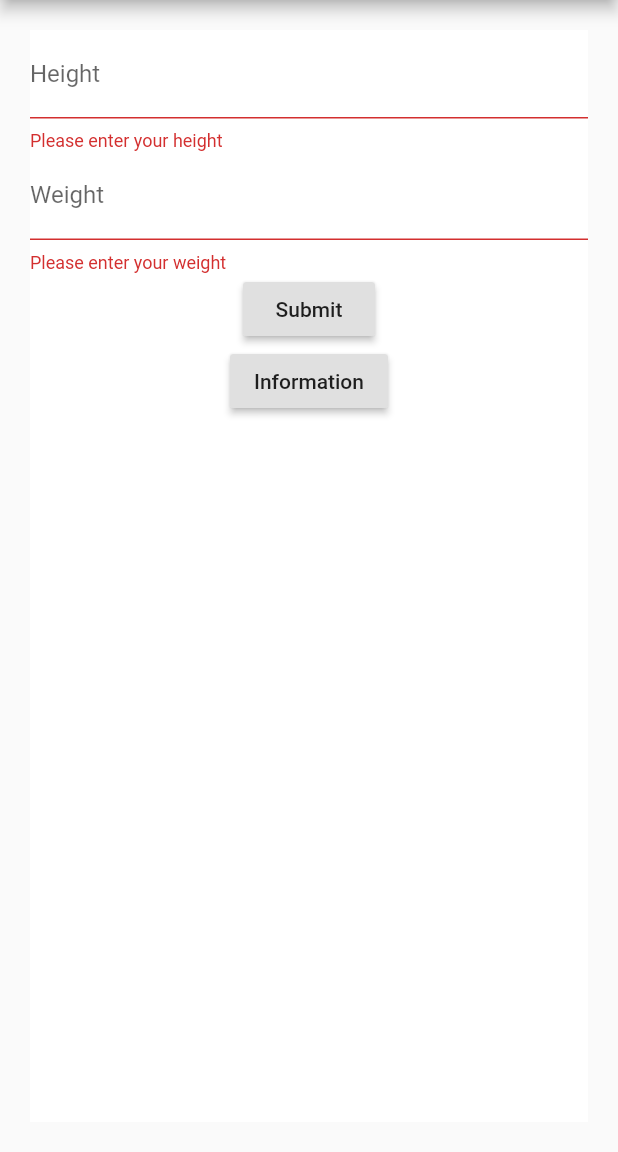
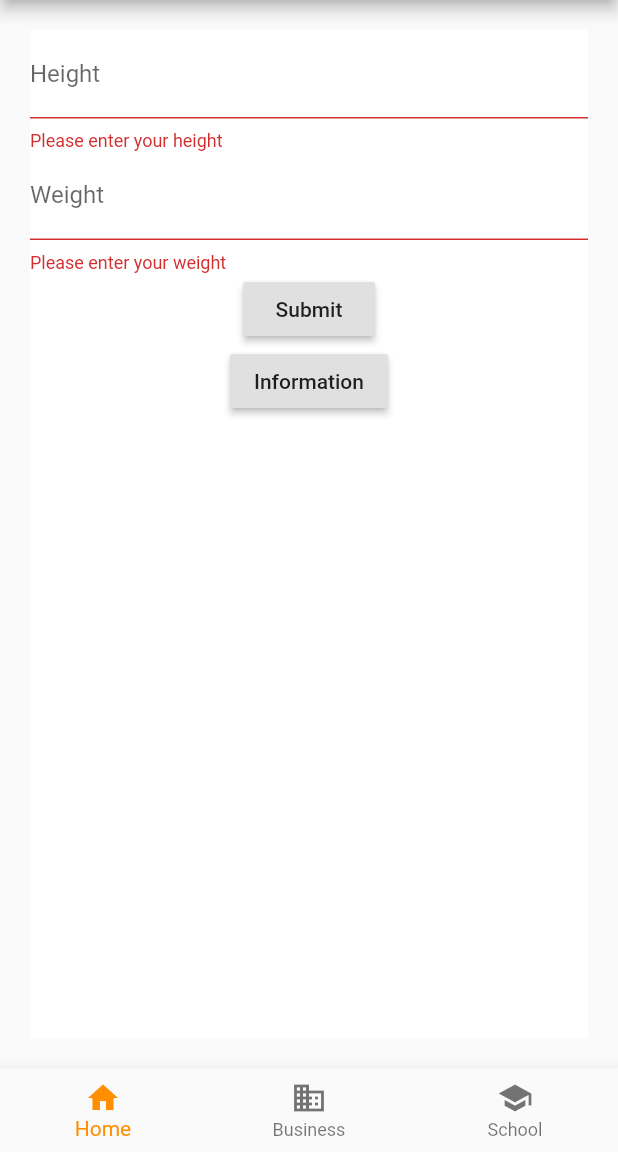
Before and after one commit to asimolmez/bmi-calculator-flutter, a Flutter app: the screen it shows after launch, after a tap on "Submit", on a phone screen of 412 x 824 dp, the part 84-1236 px from its top. Run offline on Flutter 3.47's test engine with Material 2 defaults, Android fonts, the phone set to English and light mode, and no system bars.

```diff
--- a/lib/main.dart
+++ b/lib/main.dart
@@ -2,7 +2,20 @@ import 'package:flutter/material.dart';
 
 void main() => runApp(MyApp());
 
-class MyApp extends StatelessWidget {
+class MyApp extends StatefulWidget {
+  @override
+  _MyAppState createState() => _MyAppState();
+}
+
+class _MyAppState extends State<MyApp> {
+  int _selectedIndex = 0;
+
+  void _onItemTapped(int index) {
+    setState(() {
+      _selectedIndex = index;
+    });
+  }
+
   @override
   Widget build(BuildContext context) {
     final appTitle = "BMI CALCULATOR";
@@ -10,9 +23,28 @@ class MyApp extends StatelessWidget {
     return MaterialApp(
       title: appTitle,
       home: Scaffold(
-        appBar: AppBar(
-          title: Text(appTitle)),
+        appBar: AppBar(title: Text(appTitle)),
         body: MainScreen(),
+        bottomNavigationBar: BottomNavigationBar(
+          items: const <BottomNavigationBarItem>[
+            BottomNavigationBarItem(
+              icon: Icon(Icons.home),
+              title: Text('Home'),
+
+            ),
+            BottomNavigationBarItem(
+              icon: Icon(Icons.business),
+              title: Text('Business'),
+            ),
+            BottomNavigationBarItem(
+              icon: Icon(Icons.school),
+              title: Text('School'),
+            ),
+          ],
+          currentIndex: _selectedIndex,
+          selectedItemColor: Colors.amber[800],
+          onTap: _onItemTapped,
+        ),
       ),
       routes: {
         ResultScreen.routeName: (context) => ResultScreen(),
@@ -54,6 +86,9 @@ class MainScreen extends StatefulWidget {
 // Create a corresponding State class.
 // This class holds data related to the form.
 class MainScreenState extends State<MainScreen> {
+  final heightController = TextEditingController();
+  final weightController = TextEditingController();
+
   // Create a global key that uniquely identifies the Form widget
   // and allows validation of the form.
   //
@@ -61,8 +96,18 @@ class MainScreenState extends State<MainScreen> {
   // not a GlobalKey<MyCustomFormState>.
   final _formKey = GlobalKey<FormState>();
 
-  final weightController = TextEditingController();
-  final heightController = TextEditingController();
+  calculateBMIAndRoute() {
+    double bmi = double.parse(weightController.text) /
+        ((double.parse(heightController.text) / 10) *
+            (double.parse(heightController.text) / 10)) *
+        100;
+
+    Navigator.pushNamed(
+      context,
+      ResultScreen.routeName,
+      arguments: ScreenArguments(bmi.toStringAsPrecision(2)),
+    );
+  }
 
   @override
   Widget build(BuildContext context) {
@@ -125,19 +170,6 @@ class MainScreenState extends State<MainScreen> {
           )),
     );
   }
-
-  calculateBMIAndRoute() {
-    double bmi = double.parse(weightController.text) /
-        ((double.parse(heightController.text) / 10) *
-            (double.parse(heightController.text) / 10)) *
-        100;
-
-    Navigator.pushNamed(
-      context,
-      ResultScreen.routeName,
-      arguments: ScreenArguments(bmi.toStringAsPrecision(2)),
-    );
-  }
 }
 
 class ResultScreen extends StatelessWidget {
@@ -170,7 +202,7 @@ class ResultScreen extends StatelessWidget {
 // In this example, create a class that contains a customizable
 // title and message.
 class ScreenArguments {
+  ScreenArguments(this.bmiValue);
+
   final String bmiValue;
-
-  ScreenArguments(this.bmiValue);
 }
```
Lines whose indentation alone changed are shown as unchanged.
